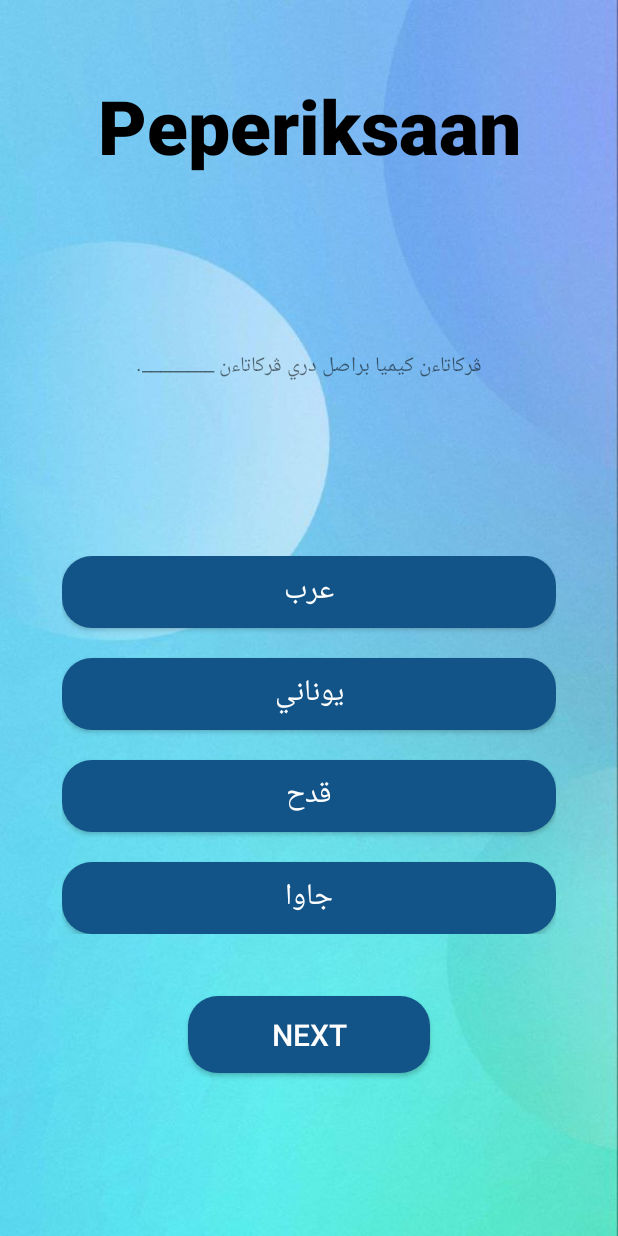
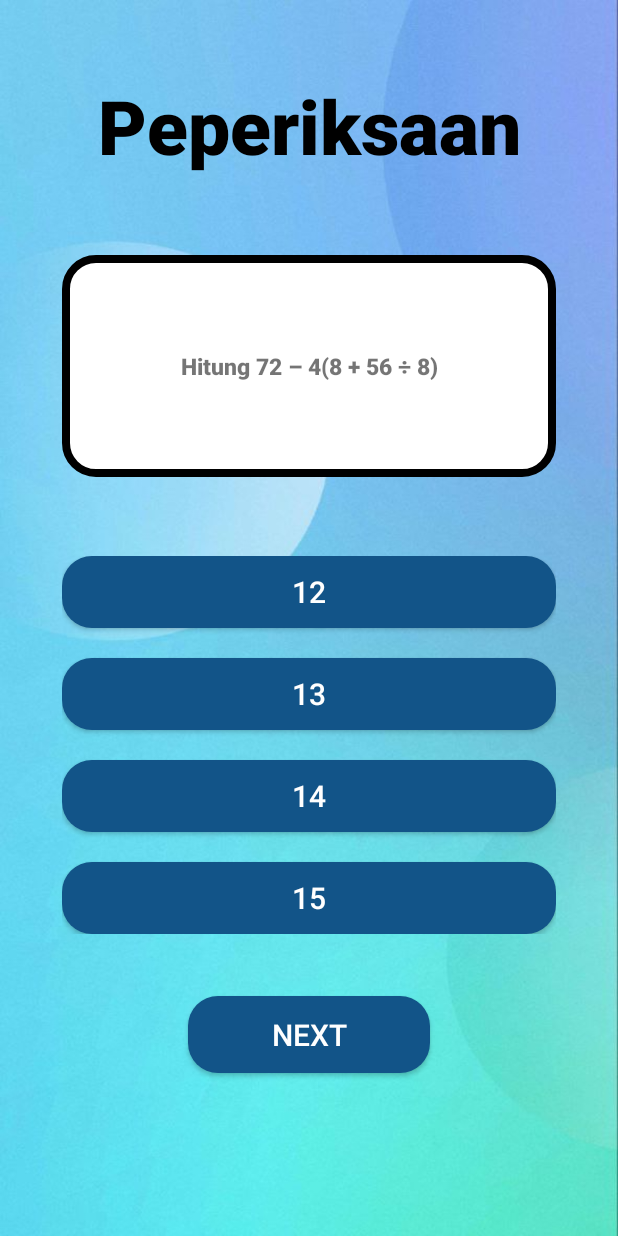
Before and after one commit to Wan2729/Fect-DO, an Android app: the Exam screen opened directly, with no data from a screen before it, on a phone screen of 412 x 824 dp. Run offline under Robolectric (Android 15) with nearby library versions, the phone set to English and light mode, and no system bars; our stand-ins replace Firebase (no records; nobody signed in at launch, a user with empty details on screens opened directly); Roboto replaces fonts that are not available here.

Commit message:
Exam page done for math mockup

```diff
--- a/app/src/main/java/com/example/fectdo/Soalan/PengurusSoalan.java
+++ b/app/src/main/java/com/example/fectdo/Soalan/PengurusSoalan.java
@@ -13,22 +13,37 @@ public class PengurusSoalan {
 
     public void setSoalanLalai(){
         String soalan, jawapan;
-        jumlahSoalan = 3;
+        jumlahSoalan = 6;
 
-        soalan = "ڤرکاتاءن کيميا براصل دري ڤرکاتاءن ________.";
-        jawapan = "عرب";
-        senaraiJawapan = new String[]{"عرب", "يوناني", "قدح", "جاوا"};
+        soalan = "Hitung 72 – 4(8 + 56 ÷ 8)";
+        jawapan = "12";
+        senaraiJawapan = new String[]{"12", "13", "14", "15"};
         senaraiSoalan[0] = new Soalan(soalan, jawapan, senaraiJawapan);
 
-        soalan = "ساتو فکتور يڠ دتتڤکن سڤنجڠ ايکسڤيريمن.";
-        jawapan = "دمالرکن";
-        senaraiJawapan = new String[]{"دمانيڤولاسي", "دمالرکن", "برݢرق بالس", "دمنسوهکن"};
+        soalan = "Bundarkan 75496 kepada ribu yang terdekat.";
+        jawapan = "75000";
+        senaraiJawapan = new String[]{"80000", "70000", "75000", "76000"};
         senaraiSoalan[1] = new Soalan(soalan, jawapan, senaraiJawapan);
 
-        soalan = "اڤکه اکتيۏيتي يڠ واجر دلاکوکن ترهادڤ سموا جنيس کمالڠن؟";
-        jawapan = "لاڤورن";
-        senaraiJawapan = new String[]{"باسوه مات", "کلوار معمل", "ݢڠݢم دان تاريق", "لاڤورن"};
+        soalan = "Pak Samad mempunyai 3 orang anak dan Mak Salmah mempunyai 3 orang anak. Berapakan jumlah anak mereka?!!!!";
+        jawapan = "3";
+        senaraiJawapan = new String[]{"6", "5", "4", "3"};
         senaraiSoalan[2] = new Soalan(soalan, jawapan, senaraiJawapan);
+
+        soalan = "Jika 5³ + 4 × 5 + x = 1043₅, cari nilai bagi x.";
+        jawapan = "3";
+        senaraiJawapan = new String[]{"4", "3", "1", "0"};
+        senaraiSoalan[3] = new Soalan(soalan, jawapan, senaraiJawapan);
+
+        soalan = "Cari nilai bagi digit 1 , dalam asas sepuluh, dalam nombor 4310₅.";
+        jawapan = "5";
+        senaraiJawapan = new String[]{"1", "5", "25", "125"};
+        senaraiSoalan[4] = new Soalan(soalan, jawapan, senaraiJawapan);
+
+        soalan = "100100₂ − 10100₂ = 10000₂";
+        jawapan = "3";
+        senaraiJawapan = new String[]{"10000₂", "10100₂", "100000₂", "100001₂"};
+        senaraiSoalan[5] = new Soalan(soalan, jawapan, senaraiJawapan);
     }
 
     public String getSenaraiSoalan(int index) {
--- a/app/src/main/java/com/example/fectdo/course/Exam.java
+++ b/app/src/main/java/com/example/fectdo/course/Exam.java
@@ -12,13 +12,27 @@ import android.widget.TextView;
 
 import com.example.fectdo.R;
 import com.example.fectdo.Soalan.PengurusSoalan;
+import com.example.fectdo.Soalan.Soalan;
+import com.example.fectdo.models.QuestionModel;
+import com.example.fectdo.utils.AndroidUtil;
+import com.google.android.gms.tasks.OnSuccessListener;
+import com.google.firebase.firestore.CollectionReference;
+import com.google.firebase.firestore.FirebaseFirestore;
+import com.google.firebase.firestore.QueryDocumentSnapshot;
+import com.google.firebase.firestore.QuerySnapshot;
+
+import java.util.List;
 
 public class Exam extends AppCompatActivity implements View.OnClickListener {
+    FirebaseFirestore database;
+    CollectionReference questions;
+    QuestionModel questionModel;
+
     PengurusSoalan senaraiSoalan;
     TextView ruanganSoalan;
-    Button jawapanA, jawapanB, jawapanC, jawapanD, seterusnya;
-    int soalanSemasa, markah;
-    String pilihanJawapan;
+    Button jawapanA, jawapanB, jawapanC, jawapanD, nextBtn;
+    int currentQuestion, marks;
+    String choice;
 
     @Override
     protected void onCreate(Bundle savedInstanceState) {
@@ -27,22 +41,27 @@ public class Exam extends AppCompatActivity implements View.OnClickListener {
 
         senaraiSoalan = new PengurusSoalan();
         senaraiSoalan.setSoalanLalai();
-        soalanSemasa = 0;
-        markah = 0;
+
+        database = FirebaseFirestore.getInstance();
+        questions = database.collection("questions");
+
+        currentQuestion = 0;
+        marks = 0;
 
         ruanganSoalan = findViewById(R.id.soalan);
         jawapanA = findViewById(R.id.btnAnswerA);
         jawapanB = findViewById(R.id.btnAnswerB);
         jawapanC = findViewById(R.id.btnAnswerC);
         jawapanD = findViewById(R.id.btnAnswerD);
-        seterusnya = findViewById(R.id.btnSubmit);
+        nextBtn = findViewById(R.id.btnSubmit);
 
         jawapanA.setOnClickListener(this);
         jawapanB.setOnClickListener(this);
         jawapanC.setOnClickListener(this);
         jawapanD.setOnClickListener(this);
-        seterusnya.setOnClickListener(this);
+        nextBtn.setOnClickListener(this);
 
+//        loadQuestionFromFirebase();
         loadNewQuestion();
     }
 
@@ -50,43 +69,59 @@ public class Exam extends AppCompatActivity implements View.OnClickListener {
     @SuppressLint("ResourceAsColor")
     @Override
     public void onClick(View v) {
-        jawapanA.setBackgroundColor(com.google.android.material.R.color.design_default_color_primary_variant);
-        jawapanB.setBackgroundColor(com.google.android.material.R.color.design_default_color_primary_variant);
-        jawapanC.setBackgroundColor(com.google.android.material.R.color.design_default_color_primary_variant);
-        jawapanD.setBackgroundColor(com.google.android.material.R.color.design_default_color_primary_variant);
+        jawapanA.setBackgroundColor(getResources().getColor(R.color.yale_blue));
+        jawapanB.setBackgroundColor(getResources().getColor(R.color.yale_blue));
+        jawapanC.setBackgroundColor(getResources().getColor(R.color.yale_blue));
+        jawapanD.setBackgroundColor(getResources().getColor(R.color.yale_blue));
 
         Button btn = (Button) v;
 
-        if(btn.getId() == seterusnya.getId()){
-            if(pilihanJawapan.equals(senaraiSoalan.getJawapan(soalanSemasa)))
-                markah++;
+        if(btn.getId() == nextBtn.getId()){
+            if(choice.equals(senaraiSoalan.getJawapan(currentQuestion)))
+                marks++;
 
-            if(soalanSemasa < senaraiSoalan.getJumlahSoalan()-1){
-                soalanSemasa++;
+            if(currentQuestion < senaraiSoalan.getJumlahSoalan() - 1){
+                currentQuestion++;
                 loadNewQuestion();
             }
             else
                 finishQuiz();
         }
         else{
-            pilihanJawapan = btn.getText().toString();
-            btn.setBackgroundColor(Color.MAGENTA);
+            choice = btn.getText().toString();
+            btn.setBackgroundColor(getResources().getColor(R.color.blue_soft));
         }
     }
 
     private void loadNewQuestion(){
-        ruanganSoalan.setText(senaraiSoalan.getSenaraiSoalan(soalanSemasa));
-        jawapanA.setText(senaraiSoalan.getSenaraiJawapan(soalanSemasa)[0]);
-        jawapanB.setText(senaraiSoalan.getSenaraiJawapan(soalanSemasa)[1]);
-        jawapanC.setText(senaraiSoalan.getSenaraiJawapan(soalanSemasa)[2]);
-        jawapanD.setText(senaraiSoalan.getSenaraiJawapan(soalanSemasa)[3]);
+//        String[] questionList = questionModel.getAnswerList(currentQuestion);
+
+        ruanganSoalan.setText(senaraiSoalan.getSenaraiSoalan(currentQuestion));
+        jawapanA.setText(senaraiSoalan.getSenaraiJawapan(currentQuestion)[0]);
+        jawapanB.setText(senaraiSoalan.getSenaraiJawapan(currentQuestion)[1]);
+        jawapanC.setText(senaraiSoalan.getSenaraiJawapan(currentQuestion)[2]);
+        jawapanD.setText(senaraiSoalan.getSenaraiJawapan(currentQuestion)[3]);
+    }
+
+    void loadQuestionFromFirebase(){
+        questions.get().addOnSuccessListener(new OnSuccessListener<QuerySnapshot>() {
+            @Override
+            public void onSuccess(QuerySnapshot queryDocumentSnapshots) {String m="";
+                for(QueryDocumentSnapshot documentSnapshot : queryDocumentSnapshots){
+                    questionModel = documentSnapshot.toObject(QuestionModel.class);
+                    m = documentSnapshot.get("totalQuestions").toString();
+                }
+                AndroidUtil.showToast(Exam.this, m);
+            }
+        });
+
     }
 
     void finishQuiz(){
         new AlertDialog.Builder(this)
-                .setTitle("مرکه اندا")
-                .setMessage("مرکه اندا اياله " +markah +" درڤد " +senaraiSoalan.getJumlahSoalan())
-                .setPositiveButton("سلساي", ((dialog, which) -> endQuiz()))
+                .setTitle("Markah anda")
+                .setMessage("Tahniah anda berjaya mendapat " + marks +" daripada " +senaraiSoalan.getJumlahSoalan())
+                .setPositiveButton("Selesai", ((dialog, which) -> endQuiz()))
                 .setCancelable(false)
                 .show();
     }
--- /dev/null
+++ b/app/src/main/res/drawable/question_box.xml
@@ -0,0 +1,6 @@
+<?xml version="1.0" encoding="utf-8"?>
+<shape android:shape="rectangle" xmlns:android="http://schemas.android.com/apk/res/android">
+    <solid android:color="@color/white"/>
+    <corners android:radius="20dp"/>
+    <stroke android:color="@color/black" android:width="5dp"/>
+</shape>
--- a/app/src/main/res/layout/activity_enroll.xml
+++ b/app/src/main/res/layout/activity_enroll.xml
@@ -240,6 +240,11 @@
                 android:drawableLeft="@drawable/hanif_icon"
                 />
 
+    <Button
+        android:id="@+id/dummyButton"
+        android:layout_width="wrap_content"
+        android:layout_height="wrap_content"/>
+
 
         </LinearLayout>
     </ScrollView>
--- a/app/src/main/res/layout/activity_exam.xml
+++ b/app/src/main/res/layout/activity_exam.xml
@@ -37,7 +37,7 @@
             android:layout_height="wrap_content"
             android:text="Answer A"
             android:textSize="20sp"
-            android:backgroundTint="#125488"
+            android:backgroundTint="@color/yale_blue"
             android:background="@drawable/roundshapebutton"
             android:textColor="@color/white"
             />
@@ -48,7 +48,7 @@
             android:layout_height="wrap_content"
             android:text="Answer B"
             android:textSize="20sp"
-            android:backgroundTint="#125488"
+            android:backgroundTint="@color/yale_blue"
             android:background="@drawable/roundshapebutton"
             android:textColor="@color/white"
             android:layout_marginTop="20dp"/>
@@ -59,7 +59,7 @@
             android:layout_height="wrap_content"
             android:text="Answer C"
             android:textSize="20sp"
-            android:backgroundTint="#125488"
+            android:backgroundTint="@color/yale_blue"
             android:background="@drawable/roundshapebutton"
             android:textColor="@color/white"
             android:layout_marginTop="20dp"/>
@@ -70,7 +70,7 @@
             android:layout_height="wrap_content"
             android:text="Answer D"
             android:textSize="20sp"
-            android:backgroundTint="#125488"
+            android:backgroundTint="@color/yale_blue"
             android:background="@drawable/roundshapebutton"
             android:textColor="@color/white"
             android:layout_marginTop="20dp"/>
@@ -82,7 +82,7 @@
         android:layout_height="51dp"
         android:layout_marginBottom="10dp"
         android:background="@drawable/roundshapebutton"
-        android:backgroundTint="#125488"
+        android:backgroundTint="@color/yale_blue"
         android:text="Next"
         android:textColor="@color/white"
         android:textSize="20sp"
@@ -115,9 +115,14 @@
 
     <TextView
         android:id="@+id/soalan"
-        android:layout_width="wrap_content"
-        android:layout_height="wrap_content"
+        android:layout_width="0dp"
+        android:layout_height="0dp"
         android:text="TextView"
+        android:fontFamily="sans-serif-black"
+        android:textSize="15sp"
+        android:background="@drawable/question_box"
+        android:gravity="center"
+        app:layout_constraintDimensionRatio="1:.45"
         app:layout_constraintBottom_toTopOf="@+id/linear"
         app:layout_constraintEnd_toStartOf="@+id/guideline90"
         app:layout_constraintStart_toStartOf="@+id/guideline10"
--- a/app/src/main/res/layout/activity_sign_up_otp.xml
+++ b/app/src/main/res/layout/activity_sign_up_otp.xml
@@ -57,6 +57,7 @@
             android:layout_marginBottom="104dp"
             android:background="@drawable/whitebox"
             android:hint="OTP"
+            android:inputType="text"
             android:paddingLeft="15dp"
             android:textColor="#000000"
             app:layout_constraintBottom_toBottomOf="parent"
--- a/app/src/main/res/layout/activity_sign_up_userrname.xml
+++ b/app/src/main/res/layout/activity_sign_up_userrname.xml
@@ -58,6 +58,7 @@
             android:background="@drawable/whitebox"
             android:hint="username"
             android:paddingLeft="15dp"
+            android:inputType="text"
             android:textColor="#000000"
             app:layout_constraintBottom_toBottomOf="parent"
             app:layout_constraintEnd_toEndOf="parent"
```
Also changed, not shown: app/src/main/java/com/example/fectdo/CourseDataBase/Course.java (added, +20 -0 lines), app/src/main/java/com/example/fectdo/course/Enroll.java (+42 -1 lines), app/src/main/java/com/example/fectdo/models/ExamManager.java (added, +8 -0 lines), app/src/main/java/com/example/fectdo/models/QuestionModel.java (added, +32 -0 lines), app/src/main/res/layout/activity_sign_up_phone_number.xml (+6 -3 lines).
